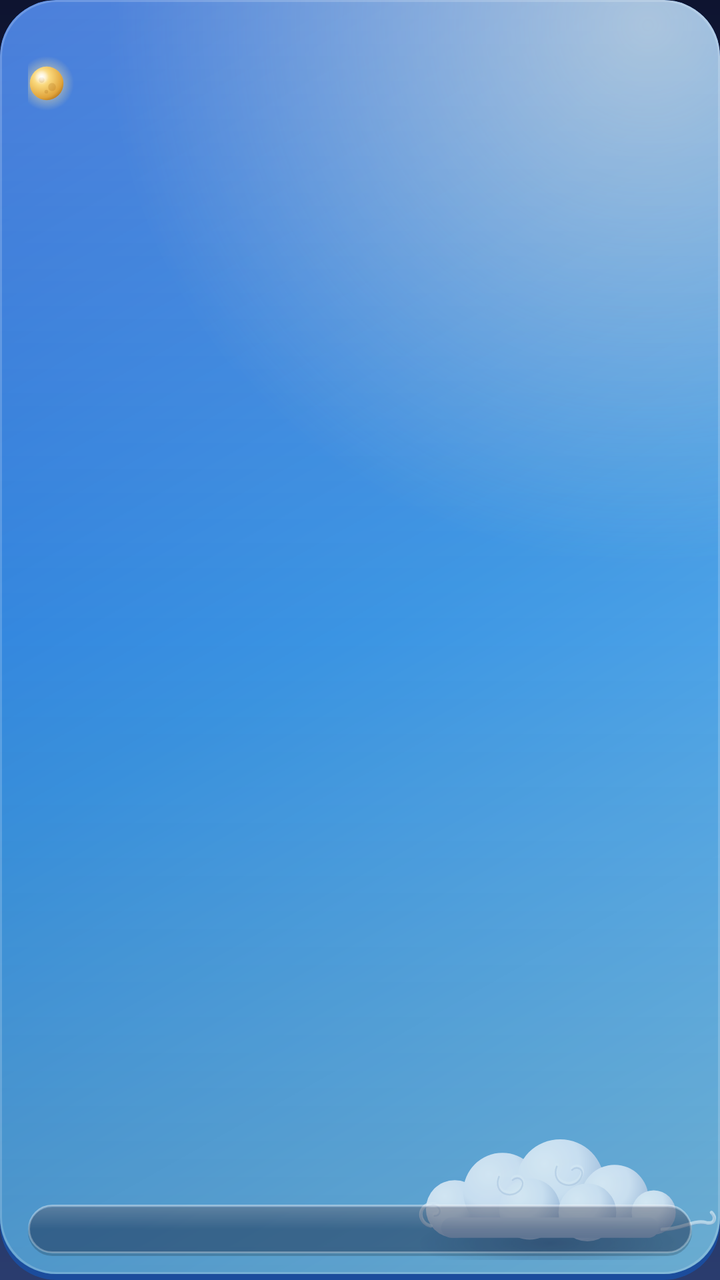
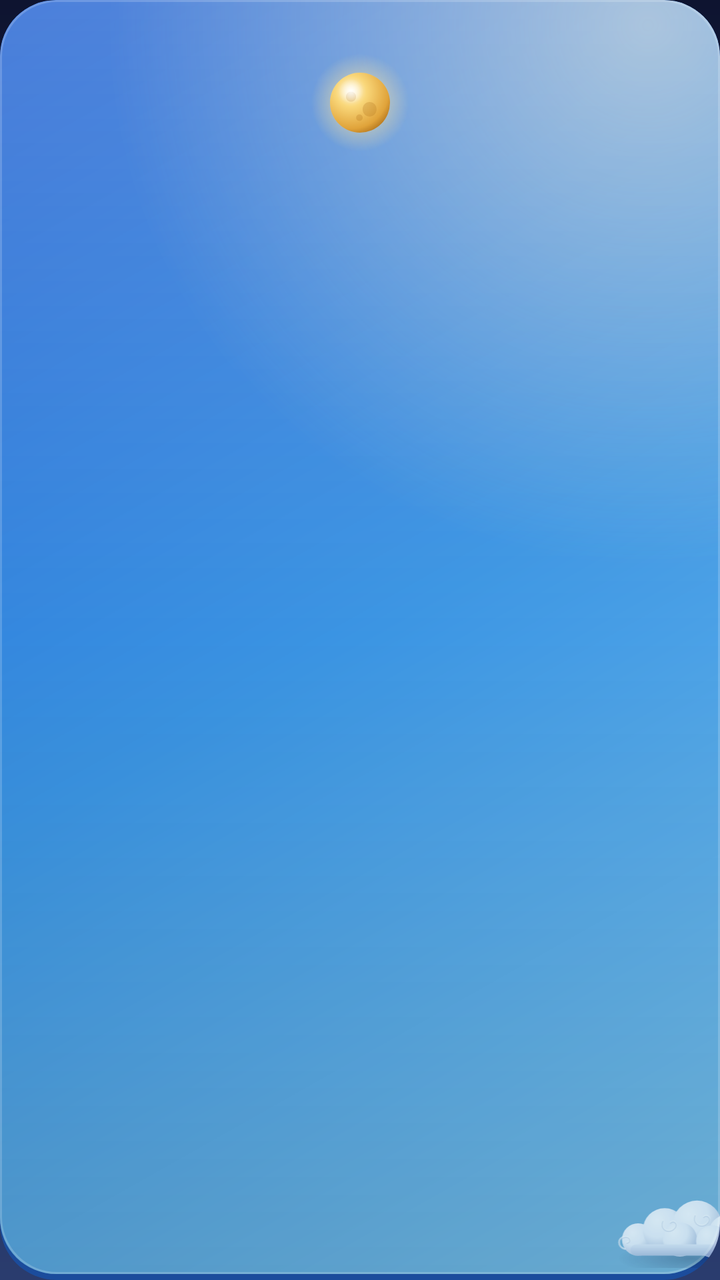

An Android layout rendered at two revisions. The XML below is the earlier revision; the diff shows what the commit changed to produce the second picture.
<!-- AndroidManifest.xml: application theme AppTheme -->
<!-- res/layout/widget_2x2.xml -->
<?xml version="1.0" encoding="utf-8"?>
<LinearLayout xmlns:android="http://schemas.android.com/apk/res/android"
    android:id="@android:id/background"
    android:clipToOutline="true"
    android:layout_width="match_parent"
    android:layout_height="match_parent"
    android:background="@drawable/widget_bg_day"
    android:orientation="vertical"
    android:paddingStart="14dp"
    android:paddingEnd="14dp"
    android:paddingTop="12dp"
    android:paddingBottom="12dp">

    <TextView
        android:id="@+id/line_date"
        android:layout_width="match_parent"
        android:layout_height="wrap_content"
        android:maxLines="1"
        android:ellipsize="end"
        android:textAllCaps="true"
        android:letterSpacing="0.05"
        android:fontFamily="sans-serif-medium"
        android:textColor="#D9FFFFFF"
        android:textSize="11sp"
        android:shadowColor="#40000000"
        android:shadowDy="1"
        android:shadowRadius="2" />

    <LinearLayout
        android:layout_width="wrap_content"
        android:layout_height="wrap_content"
        android:layout_marginTop="1dp"
        android:orientation="horizontal"
        android:gravity="center_vertical">

        
        <ImageView
            android:id="@+id/moon"
            android:layout_width="28dp"
            android:layout_height="28dp"
            android:layout_marginStart="-5dp"
            android:layout_marginEnd="2dp"
            android:src="@drawable/moon_4"
            android:importantForAccessibility="no" />

        <TextView
            android:id="@+id/line_lunar"
            android:layout_width="wrap_content"
            android:layout_height="wrap_content"
            android:maxLines="1"
            android:ellipsize="end"
            android:fontFamily="serif"
            android:textStyle="bold"
            android:textColor="#FFFFFFFF"
            android:textSize="19sp"
            android:includeFontPadding="false"
            android:shadowColor="#66000000"
            android:shadowDy="2"
            android:shadowRadius="4" />
    </LinearLayout>

    <TextView
        android:id="@+id/line_sub"
        android:layout_width="match_parent"
        android:layout_height="wrap_content"
        android:layout_marginTop="2dp"
        android:maxLines="1"
        android:ellipsize="end"
        android:textColor="#C7FFFFFF"
        android:textSize="11.5sp"
        android:shadowColor="#40000000"
        android:shadowDy="1"
        android:shadowRadius="2" />

    <TextView
        android:id="@+id/line_temp"
        android:layout_width="match_parent"
        android:layout_height="0dp"
        android:layout_weight="1"
        android:gravity="center_vertical"
        android:maxLines="1"
        android:fontFamily="sans-serif"
        android:textStyle="bold"
        android:textColor="#FFFFFFFF"
        android:textSize="28sp"
        android:includeFontPadding="false"
        android:shadowColor="#66000000"
        android:shadowDy="2"
        android:shadowRadius="4" />

    <TextView
        android:id="@+id/line_tip"
        android:layout_width="match_parent"
        android:layout_height="wrap_content"
        android:background="@drawable/widget_pill"
        android:paddingStart="9dp"
        android:paddingEnd="9dp"
        android:paddingTop="5dp"
        android:paddingBottom="5dp"
        android:maxLines="1"
        android:ellipsize="end"
        android:fontFamily="sans-serif-medium"
        android:textColor="#FFFFFFFF"
        android:shadowColor="#73000000"
        android:shadowDy="1"
        android:shadowRadius="2"
        android:textSize="11.5sp" />
</LinearLayout>
<!-- resources referenced by this layout -->
<resources>
  <!-- drawable moon_4: vector/xml drawable (drawable, 2690 chars, omitted) -->
  <!-- drawable widget_bg_day (drawable) -->
  <?xml version="1.0" encoding="utf-8"?>
  <layer-list xmlns:android="http://schemas.android.com/apk/res/android">
      <item>
          <shape android:shape="rectangle"><solid android:color="#FF1B4C9C" /><corners android:radius="28dp" /></shape>
      </item>
      <item android:bottom="3dp">
          <shape android:shape="rectangle">
              <gradient android:angle="315" android:startColor="#FF1F5FD1" android:centerColor="#FF3B95E3" android:endColor="#FF7CC8F2" android:type="linear" />
              <corners android:radius="28dp" />
          </shape>
      </item>
      <item android:bottom="3dp">
          <shape android:shape="rectangle">
              <gradient android:type="radial" android:centerX="0.9" android:centerY="0.02" android:gradientRadius="75%"
                  android:startColor="#80FFF4D2" android:endColor="#00FFF4D2" />
              <corners android:radius="28dp" />
          </shape>
      </item>
      <item android:bottom="3dp">
          <shape android:shape="rectangle">
              <gradient android:angle="270" android:startColor="#33FFFFFF" android:centerColor="#00FFFFFF" android:endColor="#24000000" />
              <corners android:radius="28dp" />
          </shape>
      </item>
      <item android:bottom="3dp">
          <shape android:shape="rectangle"><stroke android:width="1dp" android:color="#2EFFFFFF" /><corners android:radius="28dp" /></shape>
      </item>
      <item android:drawable="@drawable/art_cloud" android:gravity="bottom|end"
          android:width="170dp" android:height="68dp" android:bottom="10dp" />
  </layer-list>
  <!-- drawable widget_pill (drawable) -->
  <?xml version="1.0" encoding="utf-8"?>
  <layer-list xmlns:android="http://schemas.android.com/apk/res/android">
      <item android:top="1.5dp">
          <shape android:shape="rectangle"><solid android:color="#2E000000" /><corners android:radius="14dp" /></shape>
      </item>
      <item android:bottom="1.5dp">
          <shape android:shape="rectangle">
              <solid android:color="#47101A40" />
              <stroke android:width="1dp" android:color="#47FFFFFF" />
              <corners android:radius="14dp" />
          </shape>
      </item>
      <item android:bottom="1.5dp">
          <shape android:shape="rectangle">
              <gradient android:angle="270" android:startColor="#33FFFFFF" android:centerColor="#00FFFFFF" android:endColor="#00FFFFFF" />
              <corners android:radius="14dp" />
          </shape>
      </item>
  </layer-list>
  <style name="AppTheme" parent="@android:style/Theme.Material.Light.NoActionBar">
          
          <item name="android:windowBackground">@drawable/splash_bg</item>
      </style>
  <!-- drawable art_cloud: vector/xml drawable (drawable, 5604 chars, omitted) -->
  <!-- drawable splash_bg (drawable) -->
  <?xml version="1.0" encoding="utf-8"?>
  <layer-list xmlns:android="http://schemas.android.com/apk/res/android">
      <item>
          <shape android:shape="rectangle">
              <gradient android:angle="270" android:startColor="#FF0E1430" android:centerColor="#FF1C2A52" android:endColor="#FF2A3C6E" />
          </shape>
      </item>
      <item android:drawable="@drawable/art_stars" android:gravity="top|center_horizontal"
          android:width="340dp" android:height="90dp" android:top="96dp" />
      <item android:drawable="@drawable/moon_4" android:gravity="center"
          android:width="150dp" android:height="150dp" android:bottom="70dp" />
      <item android:drawable="@drawable/art_cloud" android:gravity="center"
          android:width="230dp" android:height="92dp" android:top="70dp" />
  </layer-list>
  <!-- drawable art_stars: vector/xml drawable (drawable, 2119 chars, omitted) -->
</resources>

<!-- the commit's change to res/layout/widget_2x2.xml (unified diff, before → after) -->
@@ -1,108 +1,110 @@
 <?xml version="1.0" encoding="utf-8"?>
-<LinearLayout xmlns:android="http://schemas.android.com/apk/res/android"
+<FrameLayout xmlns:android="http://schemas.android.com/apk/res/android"
     android:id="@android:id/background"
     android:clipToOutline="true"
     android:layout_width="match_parent"
     android:layout_height="match_parent"
-    android:background="@drawable/widget_bg_day"
-    android:orientation="vertical"
-    android:paddingStart="14dp"
-    android:paddingEnd="14dp"
-    android:paddingTop="12dp"
-    android:paddingBottom="12dp">
+    android:background="@drawable/widget_bg_day">
 
-    <TextView
-        android:id="@+id/line_date"
-        android:layout_width="match_parent"
-        android:layout_height="wrap_content"
-        android:maxLines="1"
-        android:ellipsize="end"
-        android:textAllCaps="true"
-        android:letterSpacing="0.05"
-        android:fontFamily="sans-serif-medium"
-        android:textColor="#D9FFFFFF"
-        android:textSize="11sp"
-        android:shadowColor="#40000000"
-        android:shadowDy="1"
-        android:shadowRadius="2" />
+    
+    <ImageView
+        android:layout_width="96dp"
+        android:layout_height="38dp"
+        android:layout_gravity="bottom|end"
+        android:layout_marginEnd="-34dp"
+        android:layout_marginBottom="6dp"
+        android:src="@drawable/art_cloud"
+        android:scaleType="fitCenter"
+        android:importantForAccessibility="no" />
 
     <LinearLayout
-        android:layout_width="wrap_content"
-        android:layout_height="wrap_content"
-        android:layout_marginTop="1dp"
-        android:orientation="horizontal"
-        android:gravity="center_vertical">
+        android:layout_width="match_parent"
+        android:layout_height="match_parent"
+        android:orientation="vertical"
+        android:gravity="center_horizontal"
+        android:paddingStart="12dp"
+        android:paddingEnd="12dp"
+        android:paddingTop="11dp"
+        android:paddingBottom="12dp">
+
+        <TextView
+            android:id="@+id/line_date"
+            android:layout_width="match_parent"
+            android:layout_height="wrap_content"
+            android:maxLines="1"
+            android:ellipsize="end"
+            android:textAllCaps="true"
+            android:letterSpacing="0.06"
+            android:gravity="center"
+            android:fontFamily="sans-serif-medium"
+            android:textColor="#D9FFFFFF"
+            android:textSize="10.5sp"
+            android:shadowColor="#40000000"
+            android:shadowDy="1"
+            android:shadowRadius="2" />
 
         
         <ImageView
             android:id="@+id/moon"
-            android:layout_width="28dp"
-            android:layout_height="28dp"
-            android:layout_marginStart="-5dp"
-            android:layout_marginEnd="2dp"
+            android:layout_width="50dp"
+            android:layout_height="50dp"
+            android:layout_marginTop="1dp"
             android:src="@drawable/moon_4"
             android:importantForAccessibility="no" />
 
         <TextView
             android:id="@+id/line_lunar"
-            android:layout_width="wrap_content"
+            android:layout_width="match_parent"
             android:layout_height="wrap_content"
             android:maxLines="1"
             android:ellipsize="end"
+            android:gravity="center"
+            android:includeFontPadding="false"
+            android:autoSizeTextType="uniform"
+            android:autoSizeMinTextSize="13sp"
+            android:autoSizeMaxTextSize="20sp"
             android:fontFamily="serif"
             android:textStyle="bold"
             android:textColor="#FFFFFFFF"
-            android:textSize="19sp"
+            android:textSize="20sp"
+            android:shadowColor="#66000000"
+            android:shadowDy="2"
+            android:shadowRadius="4" />
+
+        <TextView
+            android:id="@+id/line_sub"
+            android:layout_width="match_parent"
+            android:layout_height="wrap_content"
+            android:maxLines="1"
+            android:ellipsize="end"
+            android:gravity="center"
+            android:layout_marginTop="2dp"
+            android:fontFamily="sans-serif"
+            android:textColor="#C7FFFFFF"
+            android:textSize="11sp"
+            android:shadowColor="#40000000"
+            android:shadowDy="1"
+            android:shadowRadius="2" />
+
+        <Space
+            android:layout_width="match_parent"
+            android:layout_height="0dp"
+            android:layout_weight="1" />
+
+        <TextView
+            android:id="@+id/line_temp"
+            android:layout_width="match_parent"
+            android:layout_height="wrap_content"
+            android:maxLines="1"
+            android:ellipsize="end"
+            android:gravity="center"
             android:includeFontPadding="false"
+            android:fontFamily="sans-serif"
+            android:textStyle="bold"
+            android:textColor="#FFFFFFFF"
+            android:textSize="17sp"
             android:shadowColor="#66000000"
             android:shadowDy="2"
             android:shadowRadius="4" />
     </LinearLayout>
-
-    <TextView
-        android:id="@+id/line_sub"
-        android:layout_width="match_parent"
-        android:layout_height="wrap_content"
-        android:layout_marginTop="2dp"
-        android:maxLines="1"
-        android:ellipsize="end"
-        android:textColor="#C7FFFFFF"
-        android:textSize="11.5sp"
-        android:shadowColor="#40000000"
-        android:shadowDy="1"
-        android:shadowRadius="2" />
-
-    <TextView
-        android:id="@+id/line_temp"
-        android:layout_width="match_parent"
-        android:layout_height="0dp"
-        android:layout_weight="1"
-        android:gravity="center_vertical"
-        android:maxLines="1"
-        android:fontFamily="sans-serif"
-        android:textStyle="bold"
-        android:textColor="#FFFFFFFF"
-        android:textSize="28sp"
-        android:includeFontPadding="false"
-        android:shadowColor="#66000000"
-        android:shadowDy="2"
-        android:shadowRadius="4" />
-
-    <TextView
-        android:id="@+id/line_tip"
-        android:layout_width="match_parent"
-        android:layout_height="wrap_content"
-        android:background="@drawable/widget_pill"
-        android:paddingStart="9dp"
-        android:paddingEnd="9dp"
-        android:paddingTop="5dp"
-        android:paddingBottom="5dp"
-        android:maxLines="1"
-        android:ellipsize="end"
-        android:fontFamily="sans-serif-medium"
-        android:textColor="#FFFFFFFF"
-        android:shadowColor="#73000000"
-        android:shadowDy="1"
-        android:shadowRadius="2"
-        android:textSize="11.5sp" />
-</LinearLayout>
+</FrameLayout>
<!-- resource entries referenced after the edit -->
@@ -29,28 +29,6 @@
       <item android:bottom="3dp">
           <shape android:shape="rectangle"><stroke android:width="1dp" android:color="#2EFFFFFF" /><corners android:radius="28dp" /></shape>
       </item>
-      <item android:drawable="@drawable/art_cloud" android:gravity="bottom|end"
-          android:width="170dp" android:height="68dp" android:bottom="10dp" />
-  </layer-list>
-  <!-- drawable widget_pill (drawable) -->
-  <?xml version="1.0" encoding="utf-8"?>
-  <layer-list xmlns:android="http://schemas.android.com/apk/res/android">
-      <item android:top="1.5dp">
-          <shape android:shape="rectangle"><solid android:color="#2E000000" /><corners android:radius="14dp" /></shape>
-      </item>
-      <item android:bottom="1.5dp">
-          <shape android:shape="rectangle">
-              <solid android:color="#47101A40" />
-              <stroke android:width="1dp" android:color="#47FFFFFF" />
-              <corners android:radius="14dp" />
-          </shape>
-      </item>
-      <item android:bottom="1.5dp">
-          <shape android:shape="rectangle">
-              <gradient android:angle="270" android:startColor="#33FFFFFF" android:centerColor="#00FFFFFF" android:endColor="#00FFFFFF" />
-              <corners android:radius="14dp" />
-          </shape>
-      </item>
   </layer-list>
   <style name="AppTheme" parent="@android:style/Theme.Material.Light.NoActionBar">
           
